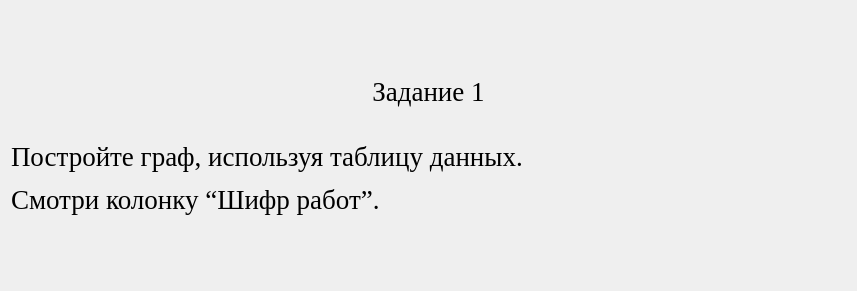
This is qt_designer_ui/TextTask1.ui in IvaMarin/Project-Network-Diagram-App as Qt 5 draws it before an edit. The edited form follows.
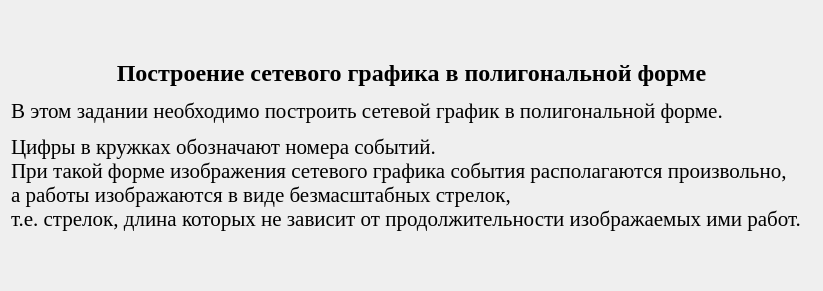
This is the edited form.

Diff of the .ui file:
```diff
--- a/qt_designer_ui/TextTask1.ui
+++ b/qt_designer_ui/TextTask1.ui
@@ -6,7 +6,7 @@
    <rect>
     <x>0</x>
     <y>0</y>
-    <width>857</width>
+    <width>823</width>
     <height>291</height>
    </rect>
   </property>
@@ -18,12 +18,12 @@
     <widget class="QLabel" name="label">
      <property name="font">
       <font>
-       <family>Times New Roman</family>
-       <pointsize>14</pointsize>
+       <family>Liberation Serif</family>
+       <pointsize>16</pointsize>
       </font>
      </property>
      <property name="text">
-      <string>&lt;html&gt;&lt;head/&gt;&lt;body&gt;&lt;p align=&quot;center&quot;&gt;&lt;span style=&quot; font-size:20pt;&quot;&gt;Задание 1&lt;br/&gt;&lt;/span&gt;&lt;/p&gt;&lt;p&gt;&lt;span style=&quot; font-size:20pt;&quot;&gt;Постройте граф, используя таблицу данных.&lt;/span&gt;&lt;/p&gt;&lt;p&gt;&lt;span style=&quot; font-size:20pt;&quot;&gt;Смотри колонку “Шифр работ”.&lt;/span&gt;&lt;/p&gt;&lt;/body&gt;&lt;/html&gt;</string>
+      <string>&lt;html&gt;&lt;head/&gt;&lt;body&gt;&lt;p align=&quot;center&quot;&gt;&lt;span style=&quot; font-size:18pt; font-weight:600;&quot;&gt;Построение сетевого графика в полигональной форме&lt;/span&gt;&lt;/p&gt;&lt;p align=&quot;justify&quot;&gt;В этом задании необходимо построить сетевой график в полигональной форме. &lt;/p&gt;&lt;p align=&quot;justify&quot;&gt;Цифры в кружках обозначают номера событий.&lt;br/&gt;При такой форме изображения сетевого графика события располагаются произвольно,&lt;br/&gt;а работы изображаются в виде безмасштабных стрелок, &lt;br/&gt;т.е. стрелок, длина которых не зависит от продолжительности изображаемых ими работ.&lt;/p&gt;&lt;/body&gt;&lt;/html&gt;</string>
      </property>
     </widget>
    </item>
```
